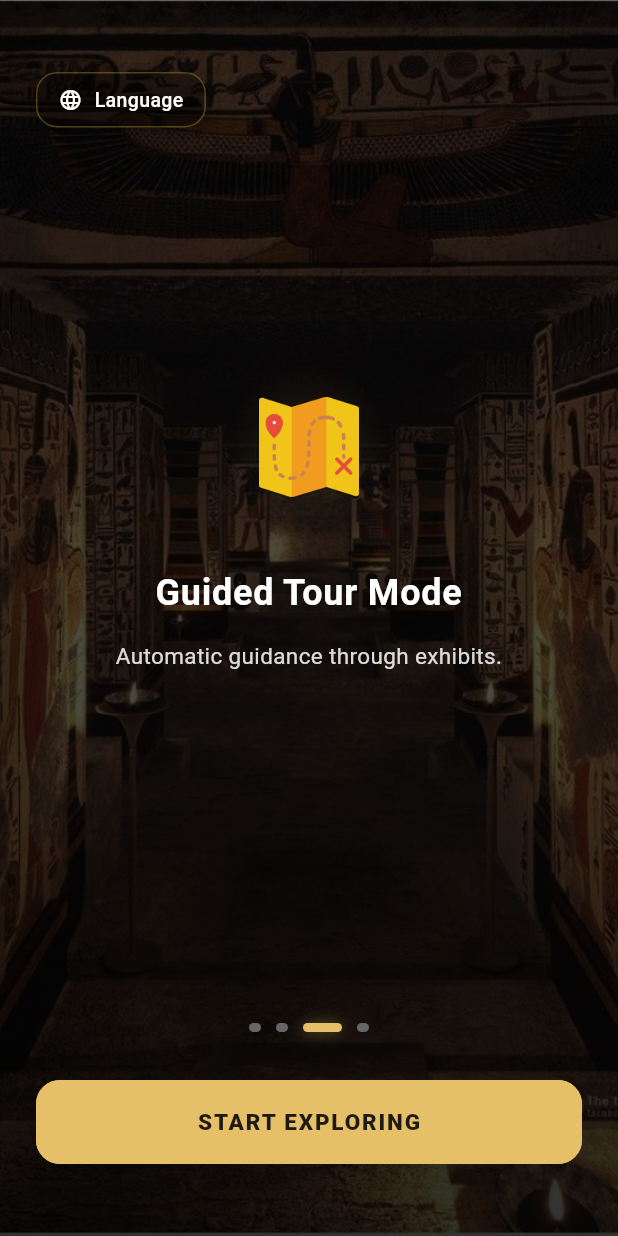
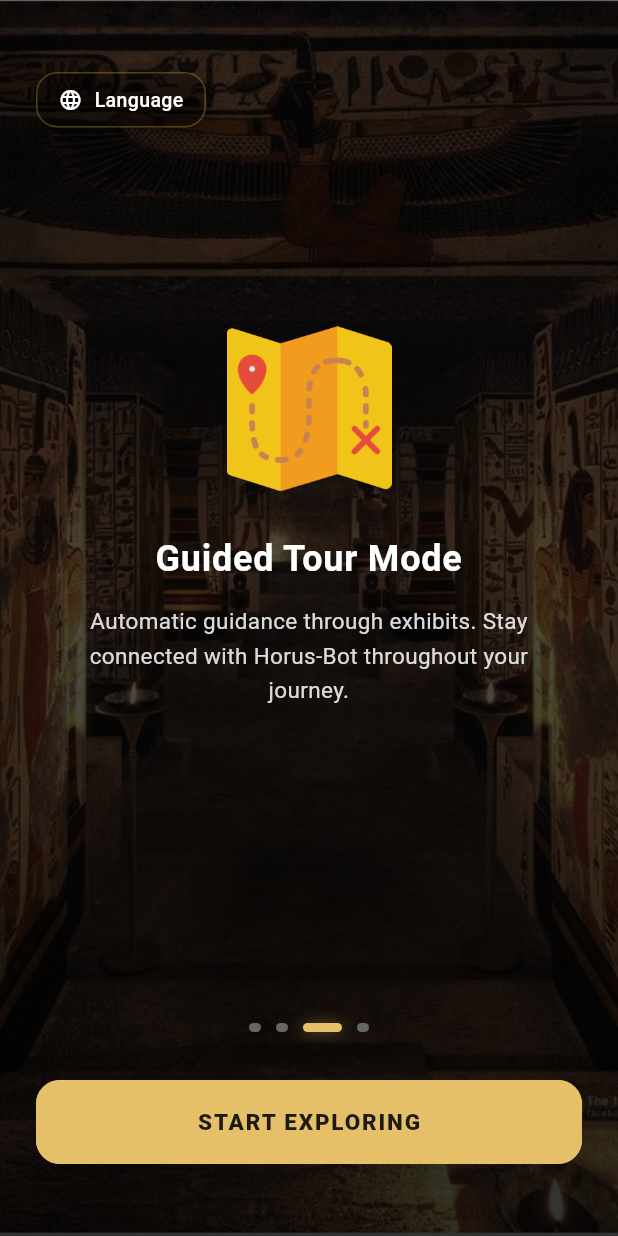
Before and after one commit to Farida-Waheed/museum_app, a Flutter app: the screen it shows after launch, swiped to page 3, on a phone screen of 412 x 824 dp. Run offline on Flutter 3.47's test engine with Material 3 defaults, Android fonts, the phone set to English and light mode, and no system bars; our stand-ins replace audioplayers, permission_handler, shared_preferences; missing offline and left inert: mobile_scanner; project files that could hold a hidden picture were left out.

Commit message:
Restore old onboarding and intro screens with cinematic UI and localization.
- Refactored IntroScreen with GEM.jpg background and split title.
- Refactored OnboardingScreen with 4-slide structure, Onboarding.jpg background, and restored icons (pyramid, pharaoh, map, scarab).
- Synchronized app_en.arb and app_ar.arb with exact reference strings for English and Arabic.
- Verified language and onboarding completion persistence via UserPreferencesModel.
- Removed unused imports and temporary verification files.

Co-authored-by: Farida-Waheed <172945916+Farida-Waheed@users.noreply.github.com>

```diff
--- a/lib/l10n/app_en.arb
+++ b/lib/l10n/app_en.arb
@@ -119,14 +119,16 @@
   "allowLocationAccess": "Enable Location",
   "locationPermissionBody": "Horus-Bot uses your location to guide you through museum exhibits and help you follow the robot during your visit.",
   "dataReassurance": "Your data is anonymous and used only for navigation.",
+  "introTitle": "The Egyptian Museums",
+  "introSubtitle": "Explore Egyptian museums with Horus-Bot.",
   "onboarding1Title": "Welcome to Horus-Bot",
-  "onboarding1Desc": "Your smart guide to the museum.",
+  "onboarding1Desc": "Your smart guide to the museum. Navigate exhibits, follow the robot, and discover hidden stories.",
   "onboarding2Title": "Meet Horus-Bot",
-  "onboarding2Desc": "Your intelligent museum guide.",
+  "onboarding2Desc": "Your intelligent museum guide. Ask questions, listen to explanations, and explore during your visit.",
   "onboarding3Title": "Guided Tour Mode",
-  "onboarding3Desc": "Automatic guidance through exhibits.",
+  "onboarding3Desc": "Automatic guidance through exhibits. Stay connected with Horus-Bot throughout your journey.",
   "onboarding4Title": "Explore & Learn",
-  "onboarding4Desc": "Discover artifacts and ask questions.",
+  "onboarding4Desc": "Discover artifacts, ask questions, and enjoy interactive museum quizzes.",
   "next": "Next",
   "startExploring": "Start Exploring",
   "recommendedForYou": "Discover Artifacts",
--- a/lib/l10n/app_localizations.dart
+++ b/lib/l10n/app_localizations.dart
@@ -794,6 +794,18 @@ abstract class AppLocalizations {
   /// **'Your data is anonymous and used only for navigation.'**
   String get dataReassurance;
 
+  /// No description provided for @introTitle.
+  ///
+  /// In en, this message translates to:
+  /// **'The Egyptian Museums'**
+  String get introTitle;
+
+  /// No description provided for @introSubtitle.
+  ///
+  /// In en, this message translates to:
+  /// **'Explore Egyptian museums with Horus-Bot.'**
+  String get introSubtitle;
+
   /// No description provided for @onboarding1Title.
   ///
   /// In en, this message translates to:
@@ -803,7 +815,7 @@ abstract class AppLocalizations {
   /// No description provided for @onboarding1Desc.
   ///
   /// In en, this message translates to:
-  /// **'Your smart guide to the museum.'**
+  /// **'Your smart guide to the museum. Navigate exhibits, follow the robot, and discover hidden stories.'**
   String get onboarding1Desc;
 
   /// No description provided for @onboarding2Title.
@@ -815,7 +827,7 @@ abstract class AppLocalizations {
   /// No description provided for @onboarding2Desc.
   ///
   /// In en, this message translates to:
-  /// **'Your intelligent museum guide.'**
+  /// **'Your intelligent museum guide. Ask questions, listen to explanations, and explore during your visit.'**
   String get onboarding2Desc;
 
   /// No description provided for @onboarding3Title.
@@ -827,7 +839,7 @@ abstract class AppLocalizations {
   /// No description provided for @onboarding3Desc.
   ///
   /// In en, this message translates to:
-  /// **'Automatic guidance through exhibits.'**
+  /// **'Automatic guidance through exhibits. Stay connected with Horus-Bot throughout your journey.'**
   String get onboarding3Desc;
 
   /// No description provided for @onboarding4Title.
@@ -839,7 +851,7 @@ abstract class AppLocalizations {
   /// No description provided for @onboarding4Desc.
   ///
   /// In en, this message translates to:
-  /// **'Discover artifacts and ask questions.'**
+  /// **'Discover artifacts, ask questions, and enjoy interactive museum quizzes.'**
   String get onboarding4Desc;
 
   /// No description provided for @next.
--- a/lib/l10n/app_localizations_en.dart
+++ b/lib/l10n/app_localizations_en.dart
@@ -367,28 +367,38 @@ class AppLocalizationsEn extends AppLocalizations {
       'Your data is anonymous and used only for navigation.';
 
   @override
+  String get introTitle => 'The Egyptian Museums';
+
+  @override
+  String get introSubtitle => 'Explore Egyptian museums with Horus-Bot.';
+
+  @override
   String get onboarding1Title => 'Welcome to Horus-Bot';
 
   @override
-  String get onboarding1Desc => 'Your smart guide to the museum.';
+  String get onboarding1Desc =>
+      'Your smart guide to the museum. Navigate exhibits, follow the robot, and discover hidden stories.';
 
   @override
   String get onboarding2Title => 'Meet Horus-Bot';
 
   @override
-  String get onboarding2Desc => 'Your intelligent museum guide.';
+  String get onboarding2Desc =>
+      'Your intelligent museum guide. Ask questions, listen to explanations, and explore during your visit.';
 
   @override
   String get onboarding3Title => 'Guided Tour Mode';
 
   @override
-  String get onboarding3Desc => 'Automatic guidance through exhibits.';
+  String get onboarding3Desc =>
+      'Automatic guidance through exhibits. Stay connected with Horus-Bot throughout your journey.';
 
   @override
   String get onboarding4Title => 'Explore & Learn';
 
   @override
-  String get onboarding4Desc => 'Discover artifacts and ask questions.';
+  String get onboarding4Desc =>
+      'Discover artifacts, ask questions, and enjoy interactive museum quizzes.';
 
   @override
   String get next => 'Next';
--- a/lib/screens/onboarding/onboarding_screen.dart
+++ b/lib/screens/onboarding/onboarding_screen.dart
@@ -1,4 +1,3 @@
-import 'dart:math' as math;
 import 'package:flutter/material.dart';
 import 'package:provider/provider.dart';
 import '../../l10n/app_localizations.dart';
@@ -90,36 +89,24 @@ class _OnboardingScreenState extends State<OnboardingScreen> with SingleTickerPr
         "desc": l10n.onboarding1Desc,
         "image": "assets/images/Onboarding.jpg",
         "iconPath": "assets/icons/pyramid.png",
-        "iconSize": 82.0,
-        "iconScale": 1.0,
-        "useShadow": false, // Already has strong outlines
       },
       {
         "title": l10n.onboarding2Title,
         "desc": l10n.onboarding2Desc,
         "image": "assets/images/Onboarding.jpg",
         "iconPath": "assets/icons/pharaoh.png",
-        "iconSize": 82.0,
-        "iconScale": 1.0, // Visual Benchmark
-        "useShadow": false,
       },
       {
         "title": l10n.onboarding3Title,
         "desc": l10n.onboarding3Desc,
         "image": "assets/images/Onboarding.jpg",
         "iconPath": "assets/icons/map.png",
-        "iconSize": 82.0,
-        "iconScale": 0.82, // Map is a solid block, needs to be smaller to match visual weight
-        "useShadow": true, // Needs shadow to match the "strength" of outline icons
       },
       {
         "title": l10n.onboarding4Title,
         "desc": l10n.onboarding4Desc,
         "image": "assets/images/Onboarding.jpg",
         "iconPath": "assets/icons/scarab.png",
-        "iconSize": 82.0,
-        "iconScale": 1.1, // Wide and airy, needs slight upscale
-        "useShadow": false,
       },
     ];
 
@@ -175,58 +162,12 @@ class _OnboardingScreenState extends State<OnboardingScreen> with SingleTickerPr
                                 mainAxisAlignment: MainAxisAlignment.center, // Lifted up
                                 children: [
                                   const SizedBox(height: 40), // Top spacing adjustment
-                                  // Unified Icon treatment
-                                  AnimatedBuilder(
-                                    animation: _floatController,
-                                    builder: (context, child) {
-                                      final double floatOffset = 8 * math.sin(_floatController.value * 2 * math.pi);
-                                      return Transform.translate(
-                                        offset: Offset(0, floatOffset),
-                                        child: child,
-                                      );
-                                    },
-                                    child: Container(
-                                      width: 110,
-                                      height: 110,
-                                      decoration: BoxDecoration(
-                                        shape: BoxShape.circle,
-                                        gradient: RadialGradient(
-                                          colors: [
-                                            const Color(0xFFE6C068).withOpacity(0.12),
-                                            const Color(0xFFE6C068).withOpacity(0.0),
-                                          ],
-                                        ),
-                                      ),
-                                      child: Center(
-                                        child: Transform.scale(
-                                          scale: pages[index]["iconScale"] ?? 1.0,
-                                          child: Stack(
-                                            alignment: Alignment.center,
-                                            children: [
-                                              // Optional shadow layer to unify different icon styles
-                                              if (pages[index]["useShadow"] == true)
-                                                Transform.translate(
-                                                  offset: const Offset(0, 2),
-                                                  child: Image.asset(
-                                                    pages[index]["iconPath"]!,
-                                                    width: pages[index]["iconSize"] ?? 82.0,
-                                                    height: pages[index]["iconSize"] ?? 82.0,
-                                                    fit: BoxFit.contain,
-                                                    color: Colors.black.withOpacity(0.2),
-                                                  ),
-                                                ),
-                                              // Main Icon
-                                              Image.asset(
-                                                pages[index]["iconPath"]!,
-                                                width: pages[index]["iconSize"] ?? 82.0,
-                                                height: pages[index]["iconSize"] ?? 82.0,
-                                                fit: BoxFit.contain,
-                                              ),
-                                            ],
-                                          ),
-                                        ),
-                                      ),
-                                    ),
+                                  // Simplified Icon treatment to match OLD version
+                                  Image.asset(
+                                    pages[index]["iconPath"]!,
+                                    width: 110,
+                                    height: 110,
+                                    fit: BoxFit.contain,
                                   ),
                                   const SizedBox(height: 28),
                                   Text(
```
Also changed, not shown: lib/l10n/app_ar.arb (+9 -7 lines), lib/l10n/app_localizations_ar.dart (+17 -7 lines), lib/screens/intro/intro_screen.dart (+13 -6 lines), pubspec.lock.
